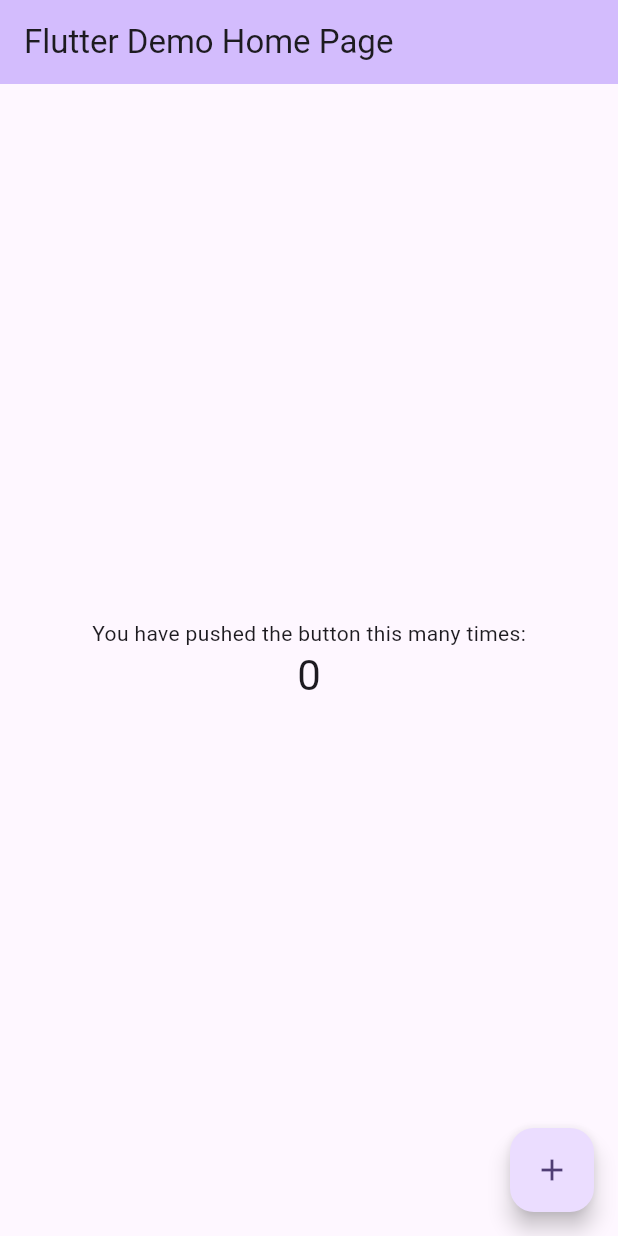
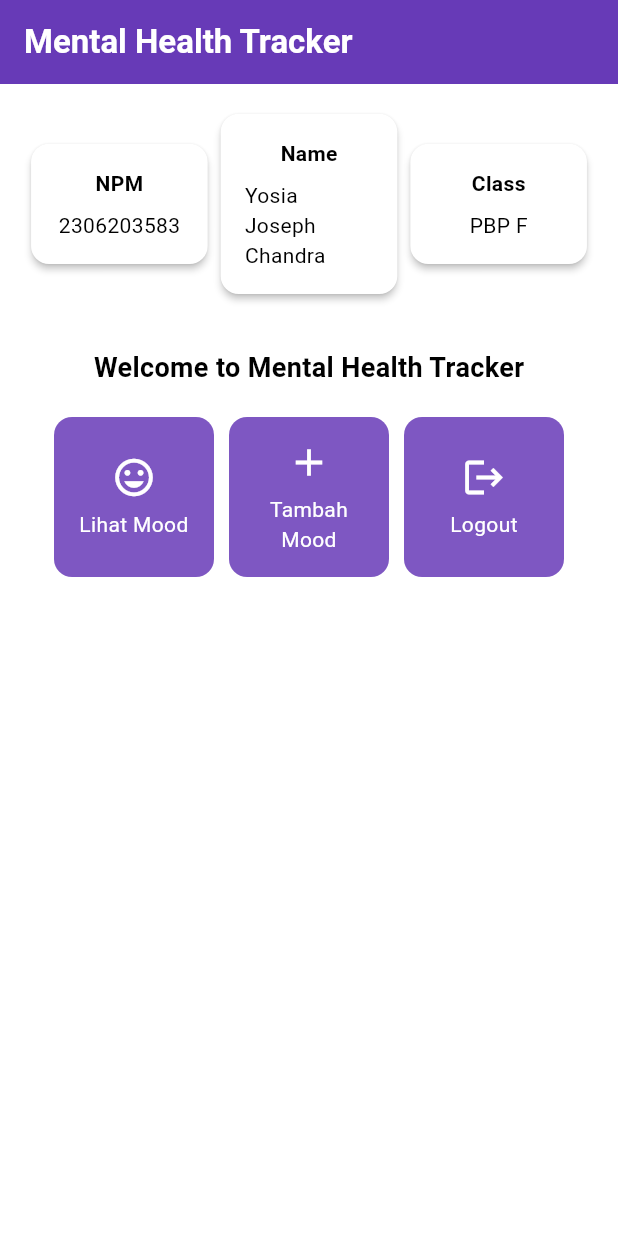
Before and after one commit to mikewallker/mental-health-tracker-mobile, a Flutter app: the screen it shows after launch, on a phone screen of 412 x 824 dp. Run offline on Flutter 3.47's test engine with Material 3 defaults, Android fonts, the phone set to English and light mode, and no system bars.

Commit message:
tutorial 6 selesai

```diff
--- a/lib/main.dart
+++ b/lib/main.dart
@@ -1,5 +1,5 @@
 import 'package:flutter/material.dart';
-
+import 'package:mental_health_tracker/menu.dart';
 void main() {
 	runApp(const MyApp());
 }
@@ -28,98 +28,12 @@ class MyApp extends StatelessWidget {
 			//
 			// This works for code too, not just values: Most code changes can be
 			// tested with just a hot reload.
-        colorScheme: ColorScheme.fromSeed(seedColor: Colors.deepPurple),
+			colorScheme: ColorScheme.fromSwatch(
+				primarySwatch: Colors.deepPurple,
+			).copyWith(secondary: Colors.deepPurple[400]),
 			useMaterial3: true,
 			),
-      home: const MyHomePage(title: 'Flutter Demo Home Page'),
+			home: MyHomePage(),
 		);
 	}
 }
-
-class MyHomePage extends StatefulWidget {
-  const MyHomePage({super.key, required this.title});
-
-  // This widget is the home page of your application. It is stateful, meaning
-  // that it has a State object (defined below) that contains fields that affect
-  // how it looks.
-
-  // This class is the configuration for the state. It holds the values (in this
-  // case the title) provided by the parent (in this case the App widget) and
-  // used by the build method of the State. Fields in a Widget subclass are
-  // always marked "final".
-
-  final String title;
-
-  @override
-  State<MyHomePage> createState() => _MyHomePageState();
-}
-
-class _MyHomePageState extends State<MyHomePage> {
-  int _counter = 0;
-
-  void _incrementCounter() {
-    setState(() {
-      // This call to setState tells the Flutter framework that something has
-      // changed in this State, which causes it to rerun the build method below
-      // so that the display can reflect the updated values. If we changed
-      // _counter without calling setState(), then the build method would not be
-      // called again, and so nothing would appear to happen.
-      _counter++;
-    });
-  }
-
-  @override
-  Widget build(BuildContext context) {
-    // This method is rerun every time setState is called, for instance as done
-    // by the _incrementCounter method above.
-    //
-    // The Flutter framework has been optimized to make rerunning build methods
-    // fast, so that you can just rebuild anything that needs updating rather
-    // than having to individually change instances of widgets.
-    return Scaffold(
-      appBar: AppBar(
-        // TRY THIS: Try changing the color here to a specific color (to
-        // Colors.amber, perhaps?) and trigger a hot reload to see the AppBar
-        // change color while the other colors stay the same.
-        backgroundColor: Theme.of(context).colorScheme.inversePrimary,
-        // Here we take the value from the MyHomePage object that was created by
-        // the App.build method, and use it to set our appbar title.
-        title: Text(widget.title),
-      ),
-      body: Center(
-        // Center is a layout widget. It takes a single child and positions it
-        // in the middle of the parent.
-        child: Column(
-          // Column is also a layout widget. It takes a list of children and
-          // arranges them vertically. By default, it sizes itself to fit its
-          // children horizontally, and tries to be as tall as its parent.
-          //
-          // Column has various properties to control how it sizes itself and
-          // how it positions its children. Here we use mainAxisAlignment to
-          // center the children vertically; the main axis here is the vertical
-          // axis because Columns are vertical (the cross axis would be
-          // horizontal).
-          //
-          // TRY THIS: Invoke "debug painting" (choose the "Toggle Debug Paint"
-          // action in the IDE, or press "p" in the console), to see the
-          // wireframe for each widget.
-          mainAxisAlignment: MainAxisAlignment.center,
-          children: <Widget>[
-            const Text(
-              'You have pushed the button this many times:',
-            ),
-            Text(
-              '$_counter',
-              style: Theme.of(context).textTheme.headlineMedium,
-            ),
-          ],
-        ),
-      ),
-      floatingActionButton: FloatingActionButton(
-        onPressed: _incrementCounter,
-        tooltip: 'Increment',
-        child: const Icon(Icons.add),
-      ), // This trailing comma makes auto-formatting nicer for build methods.
-    );
-  }
-}
--- /dev/null
+++ b/lib/menu.dart
@@ -0,0 +1,187 @@
+import 'package:flutter/material.dart';
+
+class MyHomePage extends StatelessWidget {
+	final String npm = '2306203583'; // NPM
+  final String name = 'Yosia Joseph Chandra'; // Nama
+  final String className = 'PBP F'; // Kelas
+	MyHomePage({super.key});
+
+	final List<ItemHomepage> items = [
+    ItemHomepage("Lihat Mood", Icons.mood),
+    ItemHomepage("Tambah Mood", Icons.add),
+    ItemHomepage("Logout", Icons.logout),
+  ];
+
+	@override
+  Widget build(BuildContext context) {
+    // Scaffold menyediakan struktur dasar halaman dengan AppBar dan body.
+    return Scaffold(
+      // AppBar adalah bagian atas halaman yang menampilkan judul.
+      appBar: AppBar(
+        // Judul aplikasi "Mental Health Tracker" dengan teks putih dan tebal.
+        title: const Text(
+          'Mental Health Tracker',
+          style: TextStyle(
+            color: Colors.white,
+            fontWeight: FontWeight.bold,
+          ),
+        ),
+        // Warna latar belakang AppBar diambil dari skema warna tema aplikasi.
+        backgroundColor: Theme.of(context).colorScheme.primary,
+      ),
+      // Body halaman dengan padding di sekelilingnya.
+      body: Padding(
+        padding: const EdgeInsets.all(16.0),
+        // Menyusun widget secara vertikal dalam sebuah kolom.
+        child: Column(
+          crossAxisAlignment: CrossAxisAlignment.center,
+          children: [
+            // Row untuk menampilkan 3 InfoCard secara horizontal.
+            Row(
+              mainAxisAlignment: MainAxisAlignment.spaceEvenly,
+              children: [
+                InfoCard(title: 'NPM', content: npm),
+                InfoCard(title: 'Name', content: name),
+                InfoCard(title: 'Class', content: className),
+              ],
+            ),
+
+            // Memberikan jarak vertikal 16 unit.
+            const SizedBox(height: 16.0),
+
+            // Menempatkan widget berikutnya di tengah halaman.
+            Center(
+              child: Column(
+                // Menyusun teks dan grid item secara vertikal.
+
+                children: [
+                  // Menampilkan teks sambutan dengan gaya tebal dan ukuran 18.
+                  const Padding(
+                    padding: EdgeInsets.only(top: 16.0),
+                    child: Text(
+                      'Welcome to Mental Health Tracker',
+                      style: TextStyle(
+                        fontWeight: FontWeight.bold,
+                        fontSize: 18.0,
+                      ),
+                    ),
+                  ),
+
+                  // Grid untuk menampilkan ItemCard dalam bentuk grid 3 kolom.
+                  GridView.count(
+                    primary: true,
+                    padding: const EdgeInsets.all(20),
+                    crossAxisSpacing: 10,
+                    mainAxisSpacing: 10,
+                    crossAxisCount: 3,
+                    // Agar grid menyesuaikan tinggi kontennya.
+                    shrinkWrap: true,
+
+                    // Menampilkan ItemCard untuk setiap item dalam list items.
+                    children: items.map((ItemHomepage item) {
+                      return ItemCard(item);
+                    }).toList(),
+                  ),
+                ],
+              ),
+            ),
+          ],
+        ),
+      ),
+    );
+  }
+}
+
+class ItemHomepage {
+  final String name;
+  final IconData icon;
+
+  ItemHomepage(this.name, this.icon);
+}
+
+class ItemCard extends StatelessWidget {
+  // Menampilkan kartu dengan ikon dan nama.
+
+  final ItemHomepage item;
+
+  const ItemCard(this.item, {super.key});
+
+  @override
+  Widget build(BuildContext context) {
+    return Material(
+      // Menentukan warna latar belakang dari tema aplikasi.
+      color: Theme.of(context).colorScheme.secondary,
+      // Membuat sudut kartu melengkung.
+      borderRadius: BorderRadius.circular(12),
+
+      child: InkWell(
+        // Aksi ketika kartu ditekan.
+        onTap: () {
+          // Menampilkan pesan SnackBar saat kartu ditekan.
+          ScaffoldMessenger.of(context)
+            ..hideCurrentSnackBar()
+            ..showSnackBar(
+              SnackBar(content: Text("Kamu telah menekan tombol ${item.name}!"))
+            );
+        },
+        // Container untuk menyimpan Icon dan Text
+        child: Container(
+          padding: const EdgeInsets.all(8),
+          child: Center(
+            child: Column(
+              // Menyusun ikon dan teks di tengah kartu.
+              mainAxisAlignment: MainAxisAlignment.center,
+              children: [
+                Icon(
+                  item.icon,
+                  color: Colors.white,
+                  size: 30.0,
+                ),
+                const Padding(padding: EdgeInsets.all(3)),
+                Text(
+                  item.name,
+                  textAlign: TextAlign.center,
+                  style: const TextStyle(color: Colors.white),
+                ),
+              ],
+            ),
+          ),
+        ),
+      ),
+    );
+  }
+
+}
+
+class InfoCard extends StatelessWidget {
+  // Kartu informasi yang menampilkan title dan content.
+
+  final String title;  // Judul kartu.
+  final String content;  // Isi kartu.
+
+  const InfoCard({super.key, required this.title, required this.content});
+
+  @override
+  Widget build(BuildContext context) {
+    return Card(
+      // Membuat kotak kartu dengan bayangan dibawahnya.
+      elevation: 2.0,
+      child: Container(
+        // Mengatur ukuran dan jarak di dalam kartu.
+        width: MediaQuery.of(context).size.width / 3.5, // menyesuaikan dengan lebar device yang digunakan.
+        padding: const EdgeInsets.all(16.0),
+        // Menyusun title dan content secara vertikal.
+        child: Column(
+          children: [
+            Text(
+              title,
+              style: const TextStyle(fontWeight: FontWeight.bold),
+            ),
+            const SizedBox(height: 8.0),
+            Text(content),
+          ],
+        ),
+      ),
+    );
+  }
+}
```
Lines whose indentation alone changed are shown as unchanged.
